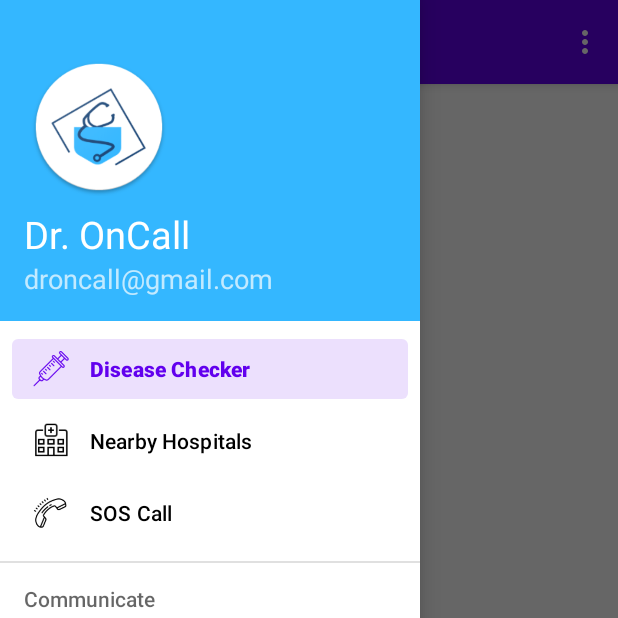
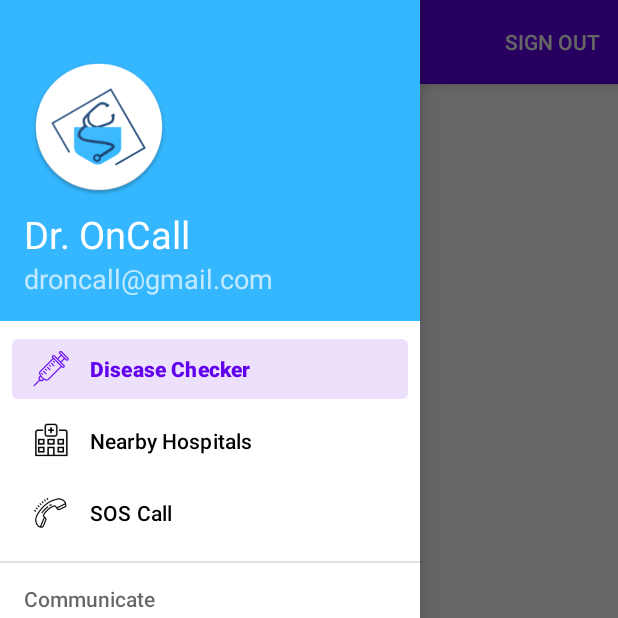
Before and after one commit to THAMMY202/Dr.OnCall, an Android app: the screen it shows after launch once a user with an empty profile is signed in (PatientMainActivity), with the side drawer open, on a phone screen of 412 x 824 dp, the top half of it. Run offline under Robolectric (Android 15) with nearby library versions, the phone set to English and light mode, and no system bars; our stand-ins replace Firebase (no records; nobody signed in at launch, a user with empty details on screens opened directly), navigation-ui; libraries missing offline, so code that uses them is left out: com.firebase.ui; Roboto replaces fonts that are not available here.

Commit message:
Implemented sign out.

```diff
--- a/app/src/main/res/menu/patient_main.xml
+++ b/app/src/main/res/menu/patient_main.xml
@@ -2,8 +2,8 @@
 <menu xmlns:android="http://schemas.android.com/apk/res/android"
     xmlns:app="http://schemas.android.com/apk/res-auto">
     <item
-        android:id="@+id/action_settings"
+        android:id="@+id/action_signOut"
         android:orderInCategory="100"
-        android:title="@string/action_settings"
-        app:showAsAction="never" />
+        android:title="@string/sign_out"
+        app:showAsAction="always" />
 </menu>
--- a/app/src/main/res/values/strings.xml
+++ b/app/src/main/res/values/strings.xml
@@ -31,4 +31,5 @@
     <string name="title_activity_patient_main2">PatientMainActivity2</string>
     <string name="title_activity_hospital_maps">HospitalMapsActivity</string>
     <string name="menu_hospital">Hospitals</string>
+    <string name="sign_out">Sign out</string>
 </resources>
```
Also changed, not shown: app/src/main/java/com/healthteam14/droncall/ui/activities/PatientMainActivity.kt (+33 -0 lines).
